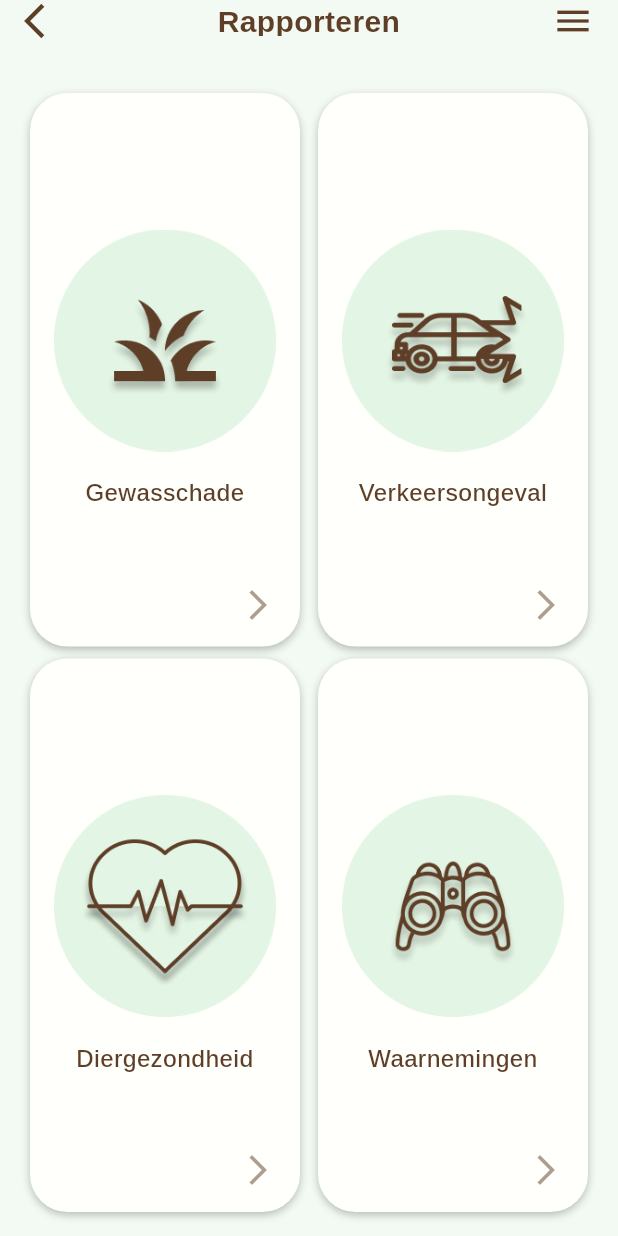
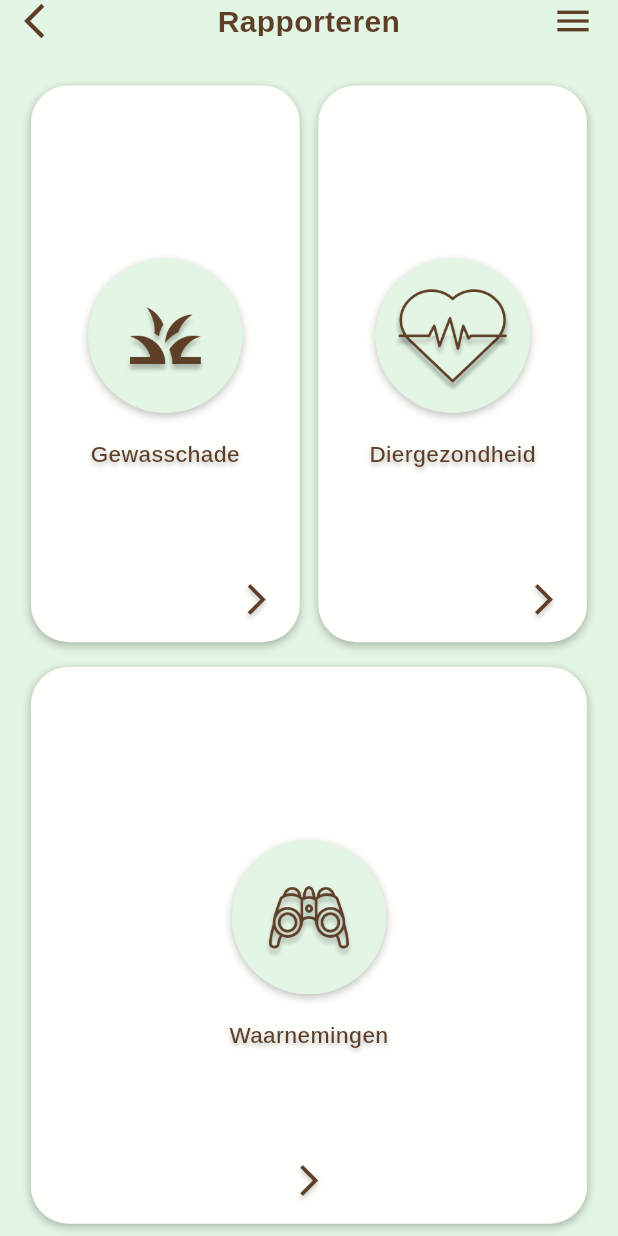
Before and after one commit to WildLife-NL/wildrapport, a Flutter app: the Rapporteren screen opened directly, on a phone screen of 412 x 824 dp. Run offline on Flutter 3.47's test engine with Material 3 defaults, Android fonts, the phone set to English and light mode, and no system bars; our stand-ins replace flutter_dotenv, lottie, shared_preferences; accounts and stored records are empty.

Commit message:
Changed light mint green one shade darker. Adjusted the reporting scrren according to the new design structure

```diff
--- a/lib/constants/app_colors.dart
+++ b/lib/constants/app_colors.dart
@@ -7,6 +7,6 @@ class AppColors {
   // Main colors
   static const Color darkGreen = Color(0xFF1C4620);
   static const Color brown = Color(0xFF5E3E27);
-  static const Color lightMintGreen = Color(0xFFF3FAF3);
+  static const Color lightMintGreen = Color(0xFFE3F5E4);  // Updated to new color
   static const Color offWhite = Color(0xFFFFFFFc);
 }
--- a/lib/main.dart
+++ b/lib/main.dart
@@ -13,6 +13,7 @@ import 'package:wildrapport/widgets/category_filter_options.dart';
 import 'package:wildrapport/managers/filter_manager.dart';
 import 'package:wildrapport/config/app_config.dart';
 import 'package:shared_preferences/shared_preferences.dart';
+import 'package:wildrapport/widgets/rapporteren.dart';
 
 void main() async{
   WidgetsFlutterBinding.ensureInitialized();
@@ -80,7 +81,7 @@ class _MyAppState extends State<MyApp> {
               });
             },
           )
-        : const LoginScreen(), // Changed from TestScreen back to LoginScreen
+        : const Rapporteren(), // Changed from LoginScreen to Rapporteren
     );
   }
 }
--- a/lib/widgets/rapporteren.dart
+++ b/lib/widgets/rapporteren.dart
@@ -29,6 +29,10 @@ class _RapporterenState extends State<Rapporteren> {
 
   @override
   Widget build(BuildContext context) {
+    final screenSize = MediaQuery.of(context).size;
+    final double verticalPadding = screenSize.height * 0.01;
+    final double horizontalPadding = screenSize.width * 0.05;
+
     return Scaffold(
       body: SafeArea(
         child: Column(
@@ -40,25 +44,49 @@ class _RapporterenState extends State<Rapporteren> {
               onLeftIconPressed: () => Navigator.of(context).pop(),
               onRightIconPressed: () {},
             ),
-            const SizedBox(height: 30),
+            SizedBox(height: screenSize.height * 0.03),
             Expanded(
               child: Padding(
-                padding: const EdgeInsets.symmetric(horizontal: 20.0, vertical: 8.0),
-                child: Row(
-                  crossAxisAlignment: CrossAxisAlignment.start,
+                padding: EdgeInsets.symmetric(
+                  horizontal: horizontalPadding,
+                  vertical: verticalPadding,
+                ),
+                child: Column(
                   children: [
+                    // First row with two items
                     Expanded(
-                      child: _buildReportColumn([
-                        {'image': 'assets/icons/rapporteren/crop_icon.png', 'text': 'Gewasschade'},
-                        {'image': 'assets/icons/rapporteren/health_icon.png', 'text': 'Diergezondheid'},
-                      ]),
+                      child: Row(
+                        children: [
+                          Expanded(
+                            child: _buildReportButton(
+                              context: context,
+                              image: 'assets/icons/rapporteren/crop_icon.png',
+                              text: 'Gewasschade',
+                              onPressed: () => _handleReportTypeSelection('Gewasschade'),
+                            ),
+                          ),
+                          SizedBox(width: screenSize.width * 0.03),
+                          Expanded(
+                            child: _buildReportButton(
+                              context: context,
+                              image: 'assets/icons/rapporteren/health_icon.png',
+                              text: 'Diergezondheid',
+                              onPressed: () => _handleReportTypeSelection('Diergezondheid'),
+                            ),
+                          ),
+                        ],
+                      ),
                     ),
-                    const SizedBox(width: 12),
+                    SizedBox(height: screenSize.height * 0.02),
+                    // Second row with full-width Waarnemingen
                     Expanded(
-                      child: _buildReportColumn([
-                        {'image': 'assets/icons/rapporteren/accident_icon.png', 'text': 'Verkeersongeval'},
-                        {'image': 'assets/icons/rapporteren/sighting_icon.png', 'text': 'Waarnemingen'},
-                      ]),
+                      child: _buildReportButton(
+                        context: context,
+                        image: 'assets/icons/rapporteren/sighting_icon.png',
+                        text: 'Waarnemingen',
+                        onPressed: () => _handleReportTypeSelection('Waarnemingen'),
+                        isFullWidth: true,
+                      ),
                     ),
                   ],
                 ),
@@ -70,33 +98,20 @@ class _RapporterenState extends State<Rapporteren> {
     );
   }
 
-  Widget _buildReportColumn(List<Map<String, String>> reports) {
-    return Column(
-      children: reports.map((report) {
-        return Expanded(
-          child: Padding(
-            padding: const EdgeInsets.only(bottom: 8.0),
-            child: _buildReportButton(
-              context: context,
-              image: report['image']!,
-              text: report['text']!,
-              onPressed: () => _handleReportTypeSelection(report['text']!),
-            ),
-          ),
-        );
-      }).toList(),
-    );
-  }
-
   Widget _buildReportButton({
     required BuildContext context,
     required String image,
     required String text,
     required VoidCallback onPressed,
+    bool isFullWidth = false,
   }) {
+    final screenSize = MediaQuery.of(context).size;
+    final double iconSize = screenSize.width * 0.25;
+
     return GestureDetector(
       onTap: onPressed,
       child: Container(
+        width: double.infinity,
         decoration: BoxDecoration(
           color: AppColors.offWhite,
           borderRadius: BorderRadius.circular(25),
@@ -110,34 +125,73 @@ class _RapporterenState extends State<Rapporteren> {
         ),
         child: Stack(
           children: [
-            Padding(
-              padding: const EdgeInsets.all(16.0),
-              child: Column(
-                mainAxisAlignment: MainAxisAlignment.center,
-                children: [
-                  Flexible(
-                    flex: 3,
-                    child: Image.asset(image, fit: BoxFit.contain),
-                  ),
-                  const SizedBox(height: 16),
-                  Flexible(
-                    flex: 2,
-                    child: Text(
+            Center(
+              child: Padding(
+                padding: EdgeInsets.all(screenSize.width * 0.04),
+                child: Column(
+                  mainAxisAlignment: MainAxisAlignment.center,
+                  children: [
+                    Container(
+                      height: iconSize,
+                      child: Stack(
+                        alignment: Alignment.center,
+                        children: [
+                          Container(
+                            decoration: BoxDecoration(
+                              shape: BoxShape.circle,
+                              boxShadow: [
+                                BoxShadow(
+                                  color: Colors.black.withOpacity(0.25),
+                                  blurRadius: 4,
+                                  offset: const Offset(0, 2),
+                                ),
+                              ],
+                            ),
+                          ),
+                          Image.asset(
+                            image,
+                            fit: BoxFit.contain,
+                          ),
+                        ],
+                      ),
+                    ),
+                    SizedBox(height: screenSize.height * 0.02),
+                    Text(
                       text,
-                      style: AppTextTheme.textTheme.titleMedium?.copyWith(fontSize: 16),
+                      style: AppTextTheme.textTheme.titleMedium?.copyWith(
+                        fontSize: 15,
+                        shadows: [
+                          Shadow(
+                            color: Colors.black.withOpacity(0.25),
+                            offset: const Offset(0, 2),
+                            blurRadius: 4,
+                          ),
+                        ],
+                      ),
                       textAlign: TextAlign.center,
                     ),
-                  ),
-                ],
+                  ],
+                ),
               ),
             ),
-            Positioned(
-              bottom: 16,
-              right: 16,
-              child: Icon(
-                Icons.arrow_forward_ios,
-                color: AppColors.brown.withOpacity(0.5),
-                size: 24,
+            Align(
+              alignment: isFullWidth
+                ? Alignment.bottomCenter
+                : Alignment.bottomRight,
+              child: Padding(
+                padding: EdgeInsets.all(screenSize.width * 0.04),
+                child: Icon(
+                  Icons.arrow_forward_ios,
+                  color: AppColors.brown,
+                  size: screenSize.width * 0.06,
+                  shadows: [
+                    Shadow(
+                      color: Colors.black.withOpacity(0.25),
+                      offset: const Offset(0, 2),
+                      blurRadius: 4,
+                    ),
+                  ],
+                ),
               ),
             ),
           ],
```
